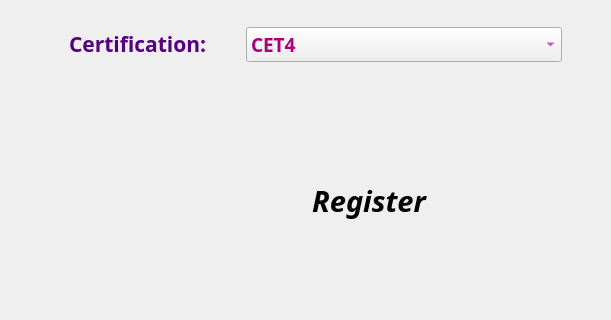
First picture: the form in Register.ui, repository Phoveran/CrowdSourcing, before the edit; both pictures show x 0 to 611 and y 280 to 600 of the 800 by 600 pixel window.
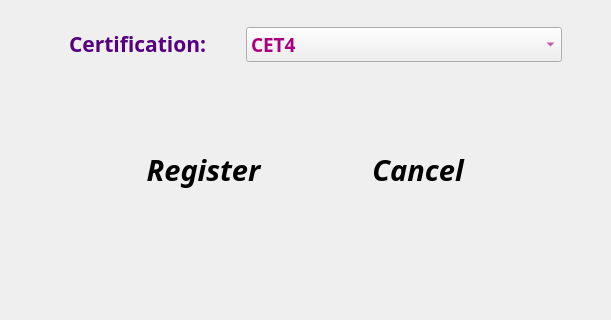
Second picture: the form after the edit. Icons and pictures are not drawn.

The edit to the form file:
```diff
--- a/Register.ui
+++ b/Register.ui
@@ -196,15 +196,21 @@
     </item>
    </layout>
   </widget>
-  <widget class="QPushButton" name="pushButton">
+  <widget class="QFrame" name="horizontalFrame">
    <property name="geometry">
     <rect>
-     <x>290</x>
-     <y>450</y>
-     <width>158</width>
-     <height>61</height>
+     <x>90</x>
+     <y>410</y>
+     <width>441</width>
+     <height>80</height>
     </rect>
    </property>
+   <property name="styleSheet">
+    <string notr="true">border-image: \*url();</string>
+   </property>
+   <layout class="QHBoxLayout" name="horizontalLayout">
+    <item>
+     <widget class="QPushButton" name="pushButton">
    <property name="font">
     <font>
      <family>Century Gothic</family>
@@ -228,6 +234,35 @@
     <bool>true</bool>
    </property>
   </widget>
+    </item>
+    <item>
+     <widget class="QPushButton" name="pushButton_2">
+      <property name="font">
+       <font>
+        <family>Century Gothic</family>
+        <pointsize>22</pointsize>
+        <weight>75</weight>
+        <italic>true</italic>
+        <bold>true</bold>
+       </font>
+      </property>
+      <property name="styleSheet">
+       <string notr="true">border-image: \*url();
+color: rgb(85, 85, 127);</string>
+      </property>
+      <property name="text">
+       <string>Cancel</string>
+      </property>
+      <property name="autoDefault">
+       <bool>false</bool>
+      </property>
+      <property name="flat">
+       <bool>true</bool>
+      </property>
+     </widget>
+    </item>
+   </layout>
+  </widget>
  </widget>
  <resources>
   <include location="CrowdSourcing.qrc"/>
```
Left out of the diff: 39 changed lines with no effect on the pictures. Lines whose indentation alone changed are shown as unchanged.
